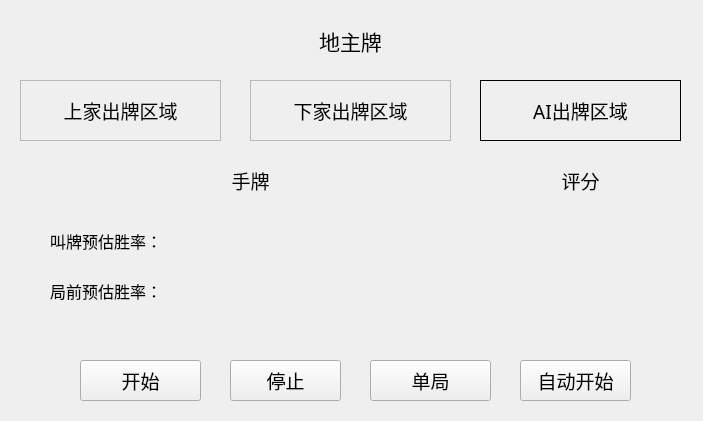
Before: the Qt Designer form MainWindow.ui in Vincentzyx/DouZero_For_HLDDZ_FullAuto, drawn with Qt 5.
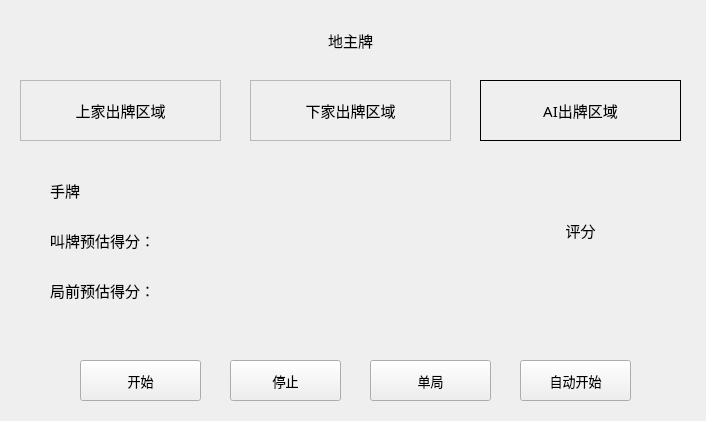
After: the same form once the commit is applied.

Diff of the .ui file:
```diff
--- a/MainWindow.ui
+++ b/MainWindow.ui
@@ -6,7 +6,7 @@
    <rect>
     <x>0</x>
     <y>0</y>
-    <width>703</width>
+    <width>706</width>
     <height>421</height>
    </rect>
   </property>
@@ -31,13 +31,13 @@
      <x>480</x>
      <y>150</y>
      <width>201</width>
-     <height>61</height>
+     <height>161</height>
     </rect>
    </property>
    <property name="font">
     <font>
      <family>等线</family>
-     <pointsize>14</pointsize>
+     <pointsize>11</pointsize>
      <weight>50</weight>
      <italic>false</italic>
      <bold>false</bold>
@@ -62,7 +62,7 @@
    <property name="font">
     <font>
      <family>等线</family>
-     <pointsize>14</pointsize>
+     <pointsize>10</pointsize>
      <weight>50</weight>
      <italic>false</italic>
      <bold>false</bold>
@@ -78,16 +78,16 @@
   <widget class="QLabel" name="UserHandCards">
    <property name="geometry">
     <rect>
-     <x>40</x>
-     <y>160</y>
-     <width>421</width>
+     <x>50</x>
+     <y>170</y>
+     <width>271</width>
      <height>41</height>
     </rect>
    </property>
    <property name="font">
     <font>
      <family>等线</family>
-     <pointsize>14</pointsize>
+     <pointsize>11</pointsize>
      <weight>50</weight>
      <italic>false</italic>
      <bold>false</bold>
@@ -97,7 +97,7 @@
     <string>手牌</string>
    </property>
    <property name="alignment">
-    <set>Qt::AlignCenter</set>
+    <set>Qt::AlignLeading|Qt::AlignLeft|Qt::AlignVCenter</set>
    </property>
   </widget>
   <widget class="QFrame" name="LPlayer">
@@ -112,7 +112,7 @@
    <property name="font">
     <font>
      <family>等线</family>
-     <pointsize>9</pointsize>
+     <pointsize>11</pointsize>
      <weight>50</weight>
      <italic>false</italic>
      <bold>false</bold>
@@ -136,7 +136,7 @@
     <property name="font">
      <font>
       <family>等线</family>
-      <pointsize>14</pointsize>
+      <pointsize>11</pointsize>
       <weight>50</weight>
       <italic>false</italic>
       <bold>false</bold>
@@ -162,7 +162,7 @@
    <property name="font">
     <font>
      <family>等线</family>
-     <pointsize>16</pointsize>
+     <pointsize>11</pointsize>
      <weight>50</weight>
      <italic>false</italic>
      <bold>false</bold>
@@ -186,7 +186,7 @@
     <property name="font">
      <font>
       <family>等线</family>
-      <pointsize>14</pointsize>
+      <pointsize>11</pointsize>
       <weight>50</weight>
       <italic>false</italic>
       <bold>false</bold>
@@ -212,7 +212,7 @@
    <property name="font">
     <font>
      <family>等线</family>
-     <pointsize>9</pointsize>
+     <pointsize>11</pointsize>
      <weight>50</weight>
      <italic>false</italic>
      <bold>false</bold>
@@ -236,7 +236,7 @@
     <property name="font">
      <font>
       <family>等线</family>
-      <pointsize>14</pointsize>
+      <pointsize>11</pointsize>
       <weight>50</weight>
       <italic>false</italic>
       <bold>false</bold>
@@ -271,7 +271,7 @@
    <property name="font">
     <font>
      <family>等线</family>
-     <pointsize>16</pointsize>
+     <pointsize>11</pointsize>
      <weight>50</weight>
      <italic>false</italic>
      <bold>false</bold>
@@ -296,7 +296,7 @@
    <property name="font">
     <font>
      <family>等线</family>
-     <pointsize>14</pointsize>
+     <pointsize>10</pointsize>
      <weight>50</weight>
      <italic>false</italic>
      <bold>false</bold>
@@ -321,7 +321,7 @@
    <property name="font">
     <font>
      <family>等线</family>
-     <pointsize>14</pointsize>
+     <pointsize>10</pointsize>
      <weight>50</weight>
      <italic>false</italic>
      <bold>false</bold>
@@ -346,7 +346,7 @@
    <property name="font">
     <font>
      <family>等线</family>
-     <pointsize>14</pointsize>
+     <pointsize>10</pointsize>
      <weight>50</weight>
      <italic>false</italic>
      <bold>false</bold>
@@ -364,21 +364,21 @@
     <rect>
      <x>50</x>
      <y>220</y>
-     <width>241</width>
+     <width>411</width>
      <height>41</height>
     </rect>
    </property>
    <property name="font">
     <font>
      <family>等线</family>
-     <pointsize>12</pointsize>
+     <pointsize>11</pointsize>
      <weight>50</weight>
      <italic>false</italic>
      <bold>false</bold>
     </font>
    </property>
    <property name="text">
-    <string>叫牌预估胜率：</string>
+    <string>叫牌预估得分：</string>
    </property>
   </widget>
   <widget class="QLabel" name="PreWinrate">
@@ -386,21 +386,21 @@
     <rect>
      <x>50</x>
      <y>270</y>
-     <width>241</width>
+     <width>411</width>
      <height>41</height>
     </rect>
    </property>
    <property name="font">
     <font>
      <family>等线</family>
-     <pointsize>12</pointsize>
+     <pointsize>11</pointsize>
      <weight>50</weight>
      <italic>false</italic>
      <bold>false</bold>
     </font>
    </property>
    <property name="text">
-    <string>局前预估胜率：</string>
+    <string>局前预估得分：</string>
    </property>
   </widget>
  </widget>
```
Left out of the diff: 6 changed lines with no effect on the pictures.
